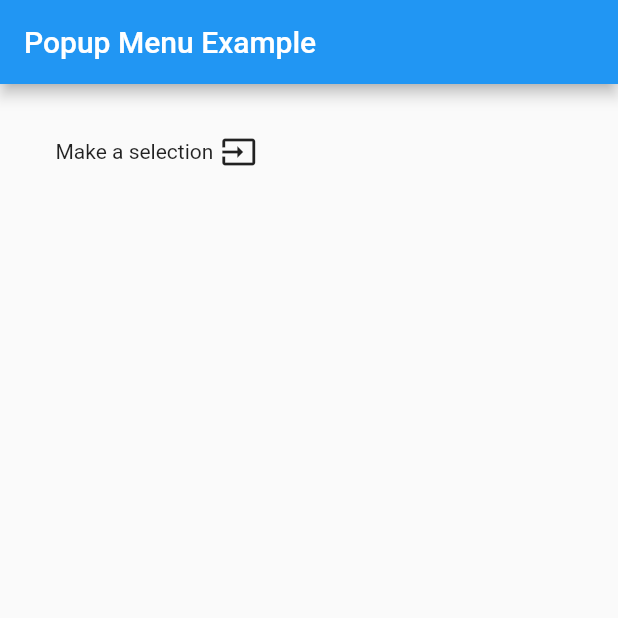
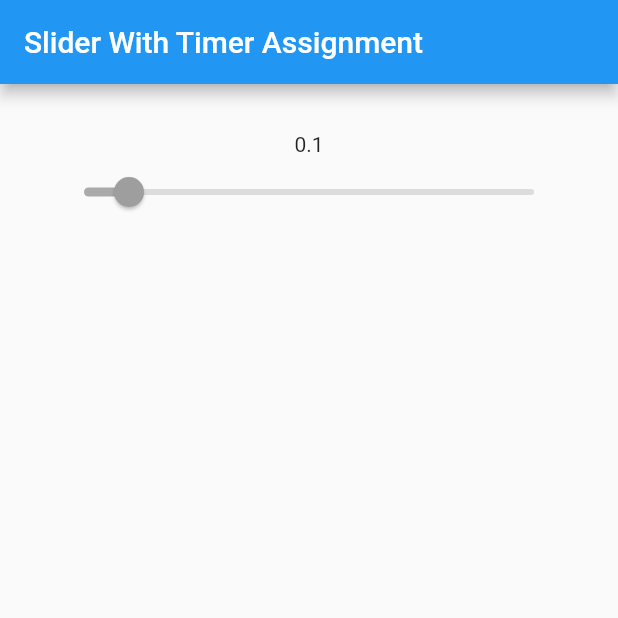
Before and after one commit to uniquedj95/flutter_intermediate_lessons, a Flutter app: the screen it shows after launch, on a phone screen of 412 x 824 dp, the top half of it. Run offline on Flutter 3.47's test engine with Material 2 defaults, Android fonts, the phone set to English and light mode, and no system bars.

Commit message:
Implemented a slider widget that is driven by a timer

```diff
--- a/lesson2_tooltips/lib/main.dart
+++ b/lesson2_tooltips/lib/main.dart
@@ -1,5 +1,6 @@
 import 'package:flutter/material.dart';
-import 'package:lesson2_tooltips/popup_menu_btn.dart';
+// import 'package:lesson2_tooltips/popup_menu_btn.dart';
+import 'package:lesson2_tooltips/slider_with_timer.dart';
 // import 'package:lesson2_tooltips/chips_example.dart';
 // import 'package:lesson2_tooltips/sliders_indicators_example.dart';
 // import 'package:lesson2_tooltips/tooltip_example.dart';
@@ -20,7 +21,8 @@ class MyApp extends StatelessWidget {
       // home: TooltipExample(title: "TOOLTIP EXAMPLE"),
       // home: ChipsExample(title: "Chips Example"),
       // home: SliderIndicatorExample(title: "Slider and Indicator Example"),
-      home: PopupMenuBtnExample(title: "Popup Menu Example"),
+      // home: PopupMenuBtnExample(title: "Popup Menu Example"),
+      home: SliderWithTimer(title: "Slider With Timer Assignment"),
     );
   }
 }
--- /dev/null
+++ b/lesson2_tooltips/lib/slider_with_timer.dart
@@ -0,0 +1,48 @@
+import 'dart:async';
+import 'package:flutter/material.dart';
+
+class SliderWithTimer extends StatefulWidget {
+  const SliderWithTimer({Key? key, required this.title}) : super(key: key);
+
+  final String title;
+
+  @override
+  _SliderWithTimerState createState() => _SliderWithTimerState();
+}
+
+class _SliderWithTimerState extends State<SliderWithTimer> {
+  double _value = 0;
+  int seconds = 0;
+
+  @override
+  void initState() {
+    super.initState();
+    const oneSec = const Duration(seconds: 1);
+    Timer.periodic(oneSec, (Timer timer) {
+      setState(() {
+        _value = seconds / 60.0;
+
+        if (seconds < 0 || seconds > 59) {
+          timer.cancel();
+        } else {
+          seconds++;
+        }
+      });
+    });
+  }
+
+  @override
+  Widget build(BuildContext context) {
+    return Scaffold(
+      appBar: AppBar(title: Text(widget.title)),
+      body: Container(
+        padding: const EdgeInsets.all(32.0),
+        child: Center(
+            child: Column(children: <Widget>[
+          Text(_value.toString()),
+          Slider(value: _value, onChanged: null),
+        ])),
+      ),
+    );
+  }
+}
```
